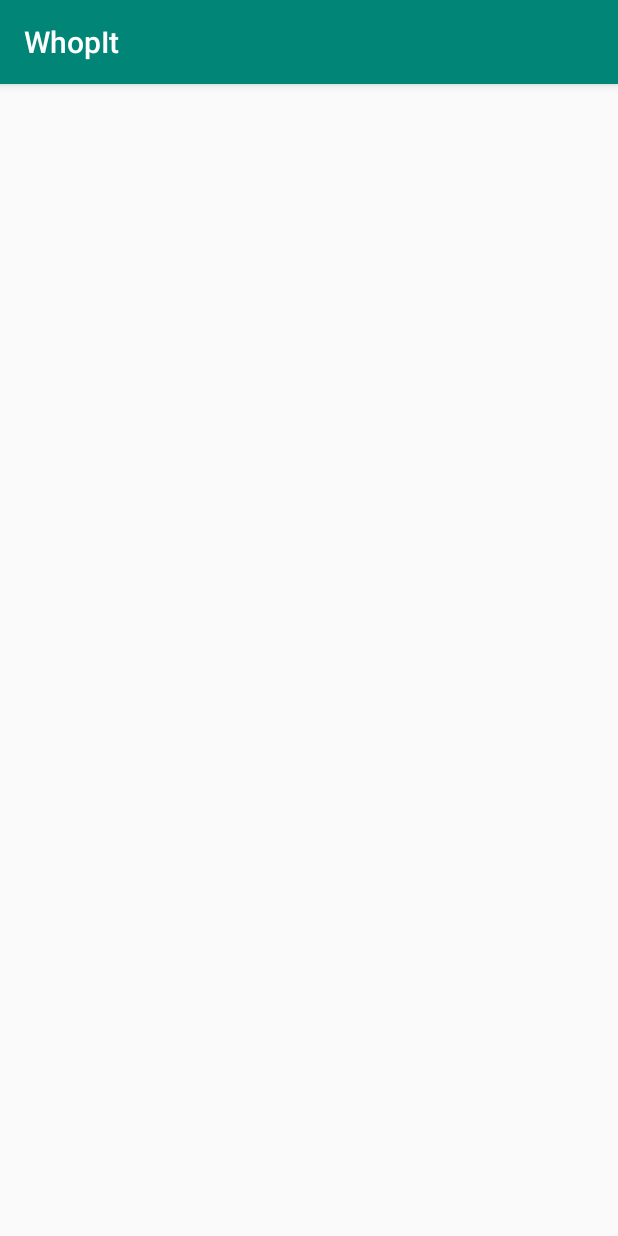
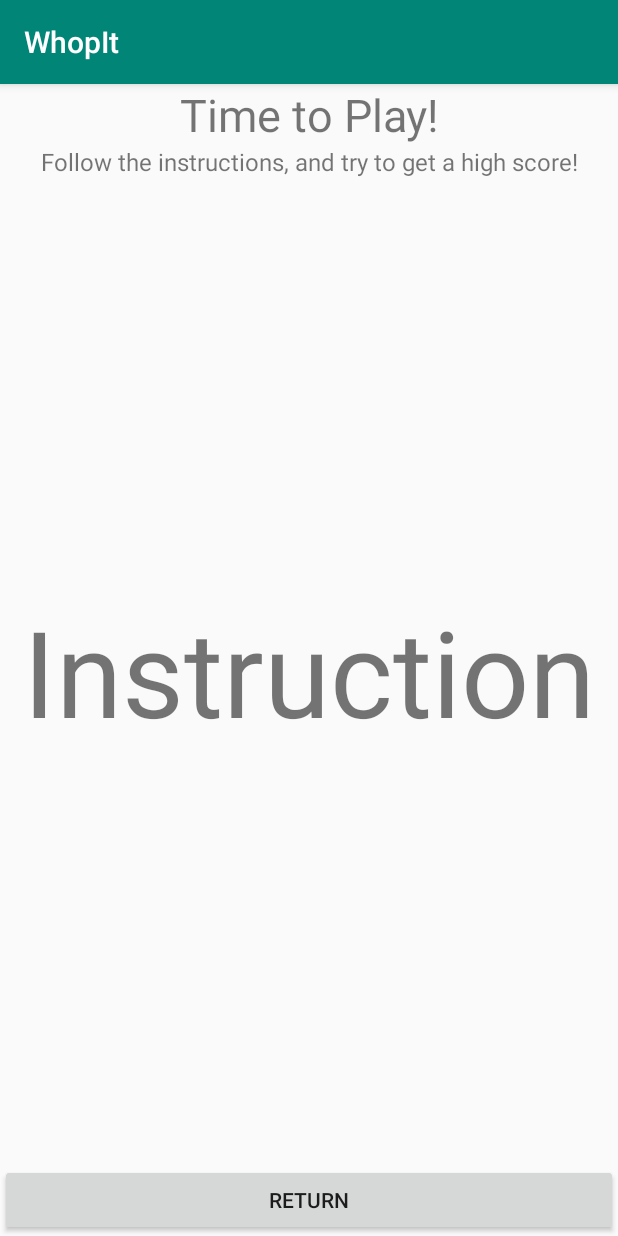
Before and after one commit to evanmrettman/WhopIt, an Android app: the WhopIt screen opened directly, with no data from a screen before it, on a phone screen of 412 x 824 dp. Run offline under Robolectric (Android 15) with nearby library versions, the phone set to English and light mode, and no system bars.

Commit message:
ui complete

```diff
--- a/app/src/main/res/layout/activity_whop_it.xml
+++ b/app/src/main/res/layout/activity_whop_it.xml
@@ -1,9 +1,56 @@
-<?xml version="1.0" encoding="utf-8"?>
+
     <androidx.constraintlayout.widget.ConstraintLayout xmlns:android="http://schemas.android.com/apk/res/android"
         xmlns:app="http://schemas.android.com/apk/res-auto"
         xmlns:tools="http://schemas.android.com/tools"
         android:layout_width="match_parent"
         android:layout_height="match_parent"
-    tools:context=".WhopIt">
+        tools:context=".Main">
+
+        <LinearLayout android:id="@+id/layout_title"
+            android:orientation="vertical"
+            android:layout_width="match_parent"
+            android:layout_height="wrap_content"
+            app:layout_constraintTop_toTopOf="parent"
+            app:layout_constraintLeft_toLeftOf="parent">
+            <TextView
+                android:layout_width="match_parent"
+                android:layout_height="wrap_content"
+                android:text="@string/title_whopit"
+                android:textSize="30sp"
+                android:gravity="center"/>
+            <TextView
+                android:layout_width="match_parent"
+                android:layout_height="wrap_content"
+                android:text="@string/subtitle_whopit"
+                android:textSize="16sp"
+                android:gravity="center"/>
+        </LinearLayout>
+        <LinearLayout
+            android:layout_width="wrap_content"
+            android:layout_height="wrap_content"
+            android:orientation="vertical"
+            android:padding="10sp"
+            app:layout_constraintTop_toBottomOf="@id/layout_title"
+            app:layout_constraintBottom_toTopOf="@id/layout_navigation"
+            app:layout_constraintLeft_toLeftOf="parent"
+            app:layout_constraintRight_toRightOf="parent">
+            <TextView
+                android:layout_width="match_parent"
+                android:layout_height="wrap_content"
+                android:text="@string/text_whopit"
+                android:textSize="80sp"/>
+        </LinearLayout>
+        <LinearLayout android:id="@+id/layout_navigation"
+            android:orientation="horizontal"
+            android:layout_width="match_parent"
+            android:layout_height="wrap_content"
+            app:layout_constraintBottom_toBottomOf="parent"
+            app:layout_constraintLeft_toLeftOf="parent">
+            <Button android:id="@+id/but_return"
+                android:layout_weight="1"
+                android:layout_width="0dp"
+                android:layout_height="wrap_content"
+                android:text="@string/but_return"/>
+        </LinearLayout>
 
     </androidx.constraintlayout.widget.ConstraintLayout>
--- a/app/src/main/res/values/strings.xml
+++ b/app/src/main/res/values/strings.xml
@@ -6,6 +6,8 @@
     <string name="subtitle_howto">Below is a list of explanations for the different tasks.</string>
     <string name="title_scores">Top Scores</string>
     <string name="subtitle_scores">Here you can find the scores for each game played.</string>
+    <string name="title_whopit">Time to Play!</string>
+    <string name="subtitle_whopit">Follow the instructions, and try to get a high score!</string>
 
     <string name="but_howto">How To</string>
     <string name="but_start">Start</string>
@@ -17,4 +19,6 @@
     <string name="instruct_twist">- To "Twist It!", rotate your phone longways.</string>
     <string name="instruct_shake">- To "Shake It!", move the phone back and forth rapidly.</string>
     <string name="instruct_playfast">- Each time you get it correct, you get a point! Be careful though, take too long and the game will be over!</string>
+
+    <string name="text_whopit">Instruction</string>
 </resources>
--- a/build.gradle
+++ b/build.gradle
@@ -7,7 +7,7 @@ buildscript {
 
     }
     dependencies {
-        classpath 'com.android.tools.build:gradle:3.5.0'
+        classpath 'com.android.tools.build:gradle:3.5.1'
 
         // NOTE: Do not place your application dependencies here; they belong
         // in the individual module build.gradle files
```
Also changed, not shown: app/src/main/res/layout/activity_hi_scores.xml (+46 -2 lines), 2 other files. Lines whose indentation alone changed are shown as unchanged.
